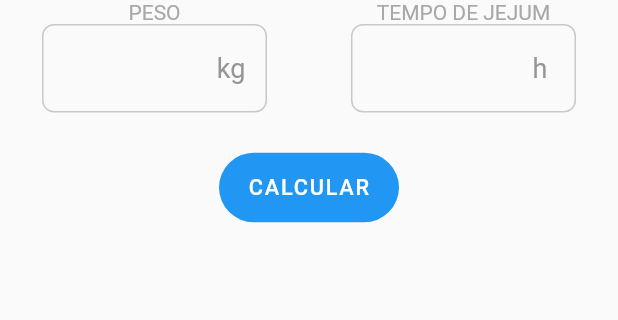
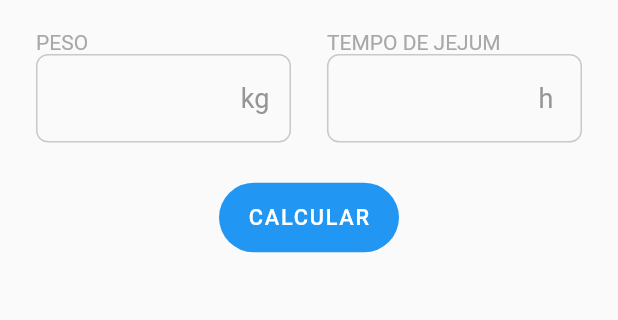
Before and after one commit to patrickkaic/AxCalc, a Flutter app: the detailsPageJejum screen opened by its route, on a phone screen of 412 x 824 dp, the part 144-464 px from its top. Run offline on Flutter 3.47's test engine with Material 2 defaults, Android fonts, the phone set to English and light mode, and no system bars; our stand-ins replace go_router, toggle_switch.

Commit message:
fixes: parameterized form text structures, calculate button; const for better performance

```diff
--- a/lib/details_page/Componets/AppBar/app_bar.dart
+++ b/lib/details_page/Componets/AppBar/app_bar.dart
@@ -1,5 +1,3 @@
-// ignore_for_file: prefer_const_constructors
-
 import 'package:flutter/material.dart';
 
 class MyAppBar extends StatelessWidget {
@@ -8,11 +6,11 @@ class MyAppBar extends StatelessWidget {
   Widget build(BuildContext context) {
     return Scaffold(
       appBar: AppBar(
-        leading: BackButton(color: Colors.black),
+        leading: const BackButton(color: Colors.black),
         backgroundColor: Colors.white,
         centerTitle: true,
         elevation: 0,
-        title: Text(
+        title: const Text(
           'Cálculo',
           style: TextStyle(
             color: Color.fromARGB(255, 52, 63, 92),
--- a/lib/details_page/Componets/AppBar/app_bar_calcs.dart
+++ b/lib/details_page/Componets/AppBar/app_bar_calcs.dart
@@ -1,11 +1,9 @@
-// ignore_for_file: prefer_const_constructors
-
 import 'package:flutter/material.dart';
 
-class MyAppBarCalcs extends StatelessWidget {
-  const MyAppBarCalcs({required this.text, super.key});
+class AppBarCalcs extends StatelessWidget {
+  const AppBarCalcs({required this.label, super.key});
 
-  final String text;
+  final String label;
   @override
   Widget build(BuildContext context) {
     return AppBar(
@@ -13,8 +11,8 @@ class MyAppBarCalcs extends StatelessWidget {
       automaticallyImplyLeading: false,
       backgroundColor: Colors.white,
       title: Text(
-        text,
-        style: TextStyle(
+        label,
+        style: const TextStyle(
           color: Color.fromARGB(255, 52, 63, 92),
           fontSize: 21,
           fontWeight: FontWeight.bold,
--- /dev/null
+++ b/lib/details_page/Componets/TextForms/labeled_textform.dart
@@ -0,0 +1,56 @@
+import 'package:flutter/material.dart';
+
+class LabeledTextForm extends StatelessWidget {
+  const LabeledTextForm(
+      {super.key,
+      required this.label,
+      required this.controller,
+      required this.suffix});
+
+  final String label;
+  final TextEditingController controller;
+  final String suffix;
+
+  @override
+  Widget build(BuildContext context) {
+    return Column(
+      crossAxisAlignment: CrossAxisAlignment.start,
+      children: [
+        Text(label,
+            style: const TextStyle(
+                fontSize: 14, color: Color.fromARGB(255, 169, 167, 167))),
+        SizedBox(
+          width: 170,
+          child: TextFormField(
+            controller: controller,
+            keyboardType: TextInputType.number,
+            decoration: InputDecoration(
+              focusedBorder: OutlineInputBorder(
+                borderSide: const BorderSide(
+                  color: Color.fromARGB(255, 202, 200, 200),
+                ),
+                borderRadius: BorderRadius.circular(8),
+              ),
+              suffixIcon: Align(
+                widthFactor: 1.0,
+                heightFactor: 1.0,
+                child: Text(
+                  suffix,
+                  style: const TextStyle(
+                    fontSize: 18,
+                    color: Color.fromARGB(255, 151, 149, 149),
+                  ),
+                ),
+              ),
+              enabledBorder: OutlineInputBorder(
+                borderSide:
+                    const BorderSide(color: Color.fromARGB(255, 202, 200, 200)),
+                borderRadius: BorderRadius.circular(8),
+              ),
+            ),
+          ),
+        ),
+      ],
+    );
+  }
+}
--- /dev/null
+++ b/lib/details_page/Componets/buttons/main_button.dart
@@ -0,0 +1,31 @@
+import 'package:flutter/material.dart';
+
+class MainButton extends StatelessWidget {
+  const MainButton({
+    super.key,
+    required this.text,
+    required this.onPressed,
+  });
+
+  final String text;
+
+  final Function() onPressed;
+
+  @override
+  Widget build(BuildContext context) {
+    return SizedBox(
+      width: 120,
+      height: 100,
+      child: FittedBox(
+        child: FloatingActionButton.extended(
+          elevation: 0,
+          onPressed: onPressed,
+          label: Text(
+            text,
+            style: const TextStyle(fontSize: 15),
+          ),
+        ),
+      ),
+    );
+  }
+}
--- a/lib/details_page/infusion/result_infusion.dart
+++ b/lib/details_page/infusion/result_infusion.dart
@@ -45,7 +45,7 @@ class _ResultadoTaxaState extends State<ResultadoTaxa> {
       ),
       body: Column(
         children: [
-          MyAppBarCalcs(text: 'Taxa de Infusão em ml/h'),
+          AppBarCalcs(label: 'Taxa de Infusão em ml/h'),
           Padding(
             padding: const EdgeInsets.all(19.0),
             child: Container(
--- a/lib/details_page/jejum/details_page_jejum.dart
+++ b/lib/details_page/jejum/details_page_jejum.dart
@@ -2,6 +2,8 @@
 
 import 'package:axcalc/details_page/Componets/AppBar/app_bar.dart';
 import 'package:axcalc/details_page/Componets/AppBar/app_bar_calcs.dart';
+import 'package:axcalc/details_page/Componets/TextForms/labeled_textform.dart';
+import 'package:axcalc/details_page/Componets/buttons/main_button.dart';
 import 'package:axcalc/details_page/jejum/result_jejum.dart';
 import 'package:flutter/material.dart';
 
@@ -38,114 +40,26 @@ class _detailsPageJejumState extends State<detailsPageJejum> {
       ),
       body: Column(
         children: [
-          MyAppBarCalcs(text: 'Reposição de Jejum'),
+          AppBarCalcs(label: 'Reposição de Jejum'),
+          SizedBox(
+            height: 20,
+          ),
           Row(
-            mainAxisAlignment: MainAxisAlignment.spaceAround,
+            mainAxisAlignment: MainAxisAlignment.spaceEvenly,
             children: [
-              Column(
-                children: [
-                  Padding(
-                    padding: const EdgeInsets.symmetric(horizontal: 20),
-                    child: Text(
-                      'PESO',
-                      style: TextStyle(
-                        fontSize: 14,
-                        color: Color.fromARGB(255, 169, 167, 167),
-                      ),
-                    ),
-                  ),
-                  SizedBox(
-                    width: 150,
-                    child: TextFormField(
-                      controller: inputController1,
-                      keyboardType: TextInputType.number,
-                      decoration: InputDecoration(
-                        focusedBorder: OutlineInputBorder(
-                          borderSide: BorderSide(
-                            color: Color.fromARGB(255, 202, 200, 200),
-                          ),
-                          borderRadius: BorderRadius.circular(8),
-                        ),
-                        suffixIcon: Align(
-                          widthFactor: 1.0,
-                          heightFactor: 1.0,
-                          child: Text(
-                            'kg',
-                            style: TextStyle(
-                              fontSize: 18,
-                              color: Color.fromARGB(255, 151, 149, 149),
-                            ),
-                          ),
-                        ),
-                        enabledBorder: OutlineInputBorder(
-                          borderSide: BorderSide(
-                              color: Color.fromARGB(255, 202, 200, 200)),
-                          borderRadius: BorderRadius.circular(8),
-                        ),
-                      ),
-                    ),
-                  ),
-                ],
+              LabeledTextForm(
+                label: 'PESO',
+                controller: inputController1,
+                suffix: 'kg',
               ),
-              Column(
-                children: [
-                  Text(
-                    'TEMPO DE JEJUM',
-                    style: TextStyle(
-                      fontSize: 14,
-                      color: Color.fromARGB(255, 169, 167, 167),
-                    ),
-                  ),
-                  SizedBox(
-                    width: 150,
-                    child: TextFormField(
-                      controller: inputController2,
-                      keyboardType: TextInputType.number,
-                      decoration: InputDecoration(
-                        focusedBorder: OutlineInputBorder(
-                          borderSide: BorderSide(
-                            color: Color.fromARGB(255, 202, 200, 200),
-                          ),
-                          borderRadius: BorderRadius.circular(8),
-                        ),
-                        suffixIcon: Align(
-                          widthFactor: 1.0,
-                          heightFactor: 1.0,
-                          child: Text(
-                            'h',
-                            style: TextStyle(
-                              fontSize: 18,
-                              color: Color.fromARGB(255, 151, 149, 149),
-                            ),
-                          ),
-                        ),
-                        enabledBorder: OutlineInputBorder(
-                          borderSide: BorderSide(
-                            color: const Color.fromARGB(255, 202, 200, 200),
-                          ),
-                          borderRadius: BorderRadius.circular(8),
-                        ),
-                      ),
-                    ),
-                  ),
-                ],
+              LabeledTextForm(
+                label: 'TEMPO DE JEJUM',
+                controller: inputController2,
+                suffix: 'h',
               )
             ],
           ),
-          SizedBox(
-            width: 120,
-            height: 100,
-            child: FittedBox(
-              child: FloatingActionButton.extended(
-                elevation: 0,
-                onPressed: _calcularJejum,
-                label: Text(
-                  'CALCULAR',
-                  style: TextStyle(fontSize: 15),
-                ),
-              ),
-            ),
-          ),
+          MainButton(text: 'CALCULAR', onPressed: _calcularJejum),
         ],
       ),
     );
--- a/lib/details_page/jejum/result_jejum.dart
+++ b/lib/details_page/jejum/result_jejum.dart
@@ -54,7 +54,7 @@ class _ResultadoJejumState extends State<ResultadoJejum> {
       ),
       body: Column(
         children: [
-          MyAppBarCalcs(text: 'Reposição de Jejum'),
+          AppBarCalcs(label: 'Reposição de Jejum'),
           Padding(
             padding: const EdgeInsets.all(19.0),
             child: Container(
--- a/lib/details_page/replacement/details_page_replacement.dart
+++ b/lib/details_page/replacement/details_page_replacement.dart
@@ -31,7 +31,7 @@ class _detailsPageReplacementState extends State<detailsPageReplacement> {
       ),
       body: Column(
         children: [
-          MyAppBarCalcs(text: 'Reposição Volêminca'),
+          AppBarCalcs(label: 'Reposição Volêminca'),
           SizedBox(
             height: 2,
           ),
--- a/lib/routes.dart
+++ b/lib/routes.dart
@@ -47,7 +47,7 @@ List<GoRoute> appRotes = [
   GoRoute(
     path: '/detalhesinf',
     builder: (context, state) {
-      return const detailsPageInfusion();
+      return const DetailsPageInfusion();
     },
   ),
   GoRoute(
```
Also changed, not shown: lib/details_page/IMC/details_page_imc.dart (+21 -23 lines), lib/details_page/IMC/logic_imc.dart (+4 -4 lines), lib/details_page/IMC/result_imc.dart (+22 -39 lines), lib/details_page/infusion/details_page_infusion.dart (+5 -5 lines).
